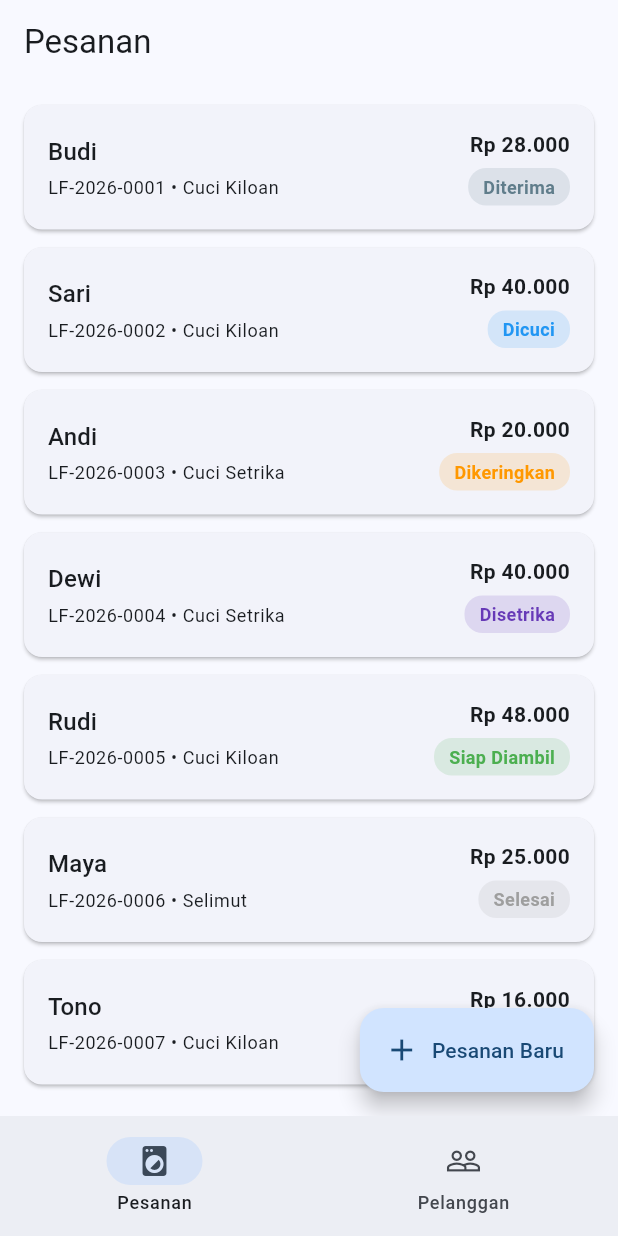
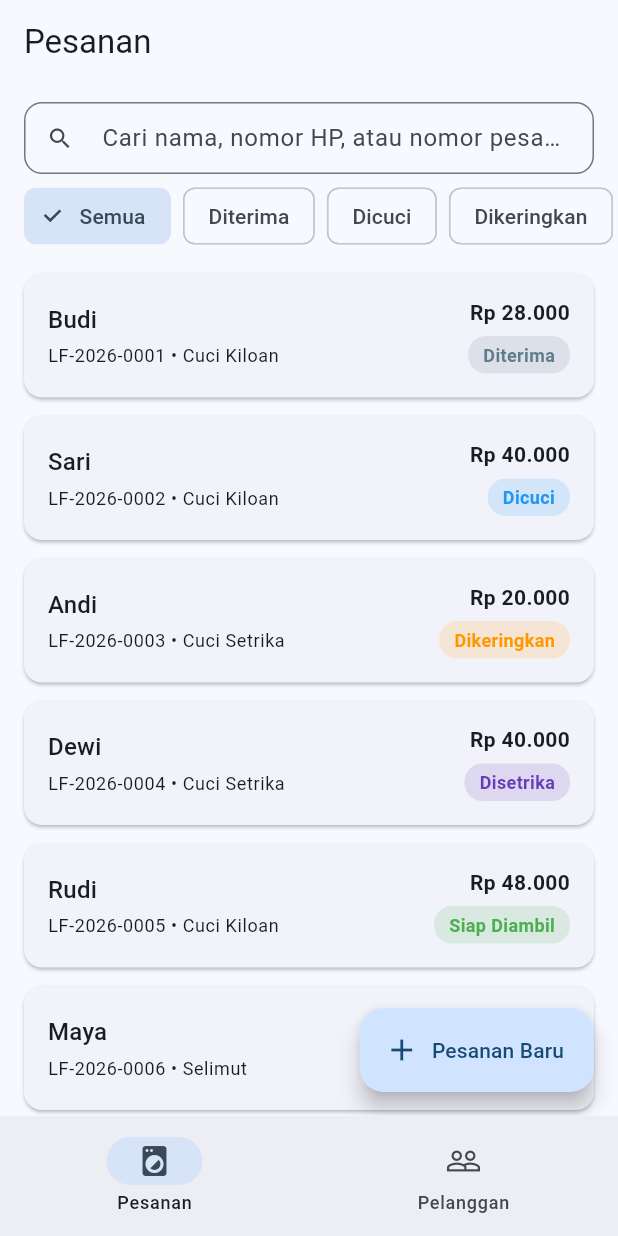
Before and after one commit to SaktiArifDwiPutra/LaundryFlow, a Flutter app: the screen it shows after launch, on a phone screen of 412 x 824 dp. Run offline on Flutter 3.47's test engine with Material 3 defaults, Android fonts, the phone set to English and light mode, and no system bars; accounts and stored records are empty.

Commit message:
feat: add status filter and search to order list

```diff
--- a/mobile/lib/repositories/order_repository.dart
+++ b/mobile/lib/repositories/order_repository.dart
@@ -10,7 +10,7 @@ class OrderLineInput {
   final double qty;
 }
 abstract class OrderRepository {
-  Future<List<Order>> list({OrderStatus? status});
+  Future<List<Order>> list({OrderStatus? status, String q = ''});
   Future<Order> get(int id);
   Future<Order> create({
     required Customer customer,
--- a/mobile/lib/screens/order_list_screen.dart
+++ b/mobile/lib/screens/order_list_screen.dart
@@ -1,10 +1,12 @@
 import 'package:flutter/material.dart';
+
 import '../models/order.dart';
+import '../models/order_status.dart';
 import '../repositories/repositories.dart';
 import '../utils/format.dart';
 import '../widgets/status_chip.dart';
+import 'new_order_screen.dart';
 import 'order_detail_screen.dart';
-import 'new_order_screen.dart';
 
 class OrderListScreen extends StatefulWidget {
   const OrderListScreen({super.key});
@@ -14,18 +16,52 @@ class OrderListScreen extends StatefulWidget {
 }
 
 class _OrderListScreenState extends State<OrderListScreen> {
+  final _search = TextEditingController();
+  OrderStatus? _status; // null = semua status
+  String _query = '';
   late Future<List<Order>> _future;
+
+  /// Status yang bisa dipilih sebagai filter (tanpa "unknown").
+  static final _filters =
+      OrderStatus.values.where((s) => s != OrderStatus.unknown).toList();
+
+  bool get _hasFilter => _status != null || _query.isNotEmpty;
 
   @override
   void initState() {
     super.initState();
-    _future = orderRepository.list();
+    _future = _fetch();
   }
+
+  @override
+  void dispose() {
+    _search.dispose();
+    super.dispose();
+  }
+
+  Future<List<Order>> _fetch() =>
+      orderRepository.list(status: _status, q: _query);
 
   void _reload() {
     setState(() {
-      _future = orderRepository.list();
+      _future = _fetch();
     });
+  }
+
+  void _setStatus(OrderStatus? status) {
+    _status = status;
+    _reload();
+  }
+
+  void _submitSearch(String text) {
+    _query = text.trim();
+    _reload();
+  }
+
+  void _clearSearch() {
+    _search.clear();
+    _query = '';
+    _reload();
   }
 
   Future<void> _openDetail(Order order) async {
@@ -41,6 +77,10 @@ class _OrderListScreenState extends State<OrderListScreen> {
       MaterialPageRoute(builder: (_) => const NewOrderScreen()),
     );
     if (created == null || !mounted) return;
+    // Reset filter supaya pesanan baru pasti kelihatan.
+    _status = null;
+    _search.clear();
+    _query = '';
     _reload();
     ScaffoldMessenger.of(context).showSnackBar(
       SnackBar(content: Text('Pesanan ${created.number} dibuat')),
@@ -56,7 +96,58 @@ class _OrderListScreenState extends State<OrderListScreen> {
         icon: const Icon(Icons.add),
         label: const Text('Pesanan Baru'),
       ),
-      body: FutureBuilder<List<Order>>(
+      body: Column(
+        children: [
+          Padding(
+            padding: const EdgeInsets.fromLTRB(16, 12, 16, 4),
+            child: TextField(
+              controller: _search,
+              textInputAction: TextInputAction.search,
+              onChanged: (_) => setState(() {}),
+              onSubmitted: _submitSearch,
+              decoration: InputDecoration(
+                hintText: 'Cari nama, nomor HP, atau nomor pesanan',
+                prefixIcon: const Icon(Icons.search),
+                suffixIcon: _search.text.isEmpty
+                    ? null
+                    : IconButton(
+                        icon: const Icon(Icons.clear),
+                        onPressed: _clearSearch,
+                      ),
+                isDense: true,
+                border: OutlineInputBorder(
+                  borderRadius: BorderRadius.circular(12),
+                ),
+              ),
+            ),
+          ),
+          SingleChildScrollView(
+            scrollDirection: Axis.horizontal,
+            padding: const EdgeInsets.symmetric(horizontal: 12),
+            child: Row(
+              children: [
+                Padding(
+                  padding: const EdgeInsets.symmetric(horizontal: 4),
+                  child: ChoiceChip(
+                    label: const Text('Semua'),
+                    selected: _status == null,
+                    onSelected: (_) => _setStatus(null),
+                  ),
+                ),
+                for (final s in _filters)
+                  Padding(
+                    padding: const EdgeInsets.symmetric(horizontal: 4),
+                    child: ChoiceChip(
+                      label: Text(s.label),
+                      selected: _status == s,
+                      onSelected: (_) => _setStatus(s),
+                    ),
+                  ),
+              ],
+            ),
+          ),
+          Expanded(
+            child: FutureBuilder<List<Order>>(
               future: _future,
               builder: (context, snapshot) {
                 if (snapshot.connectionState != ConnectionState.done) {
@@ -70,7 +161,13 @@ class _OrderListScreenState extends State<OrderListScreen> {
 
                 final orders = snapshot.data!;
                 if (orders.isEmpty) {
-            return const Center(child: Text('Belum ada pesanan.'));
+                  return Center(
+                    child: Text(
+                      _hasFilter
+                          ? 'Tidak ada pesanan yang cocok.'
+                          : 'Belum ada pesanan.',
+                    ),
+                  );
                 }
 
                 return RefreshIndicator(
@@ -89,6 +186,9 @@ class _OrderListScreenState extends State<OrderListScreen> {
                   ),
                 );
               },
+            ),
+          ),
+        ],
       ),
     );
   }
```
Also changed, not shown: mobile/lib/repositories/mock_order_repository.dart (+9 -3 lines). Lines whose indentation alone changed are shown as unchanged.
